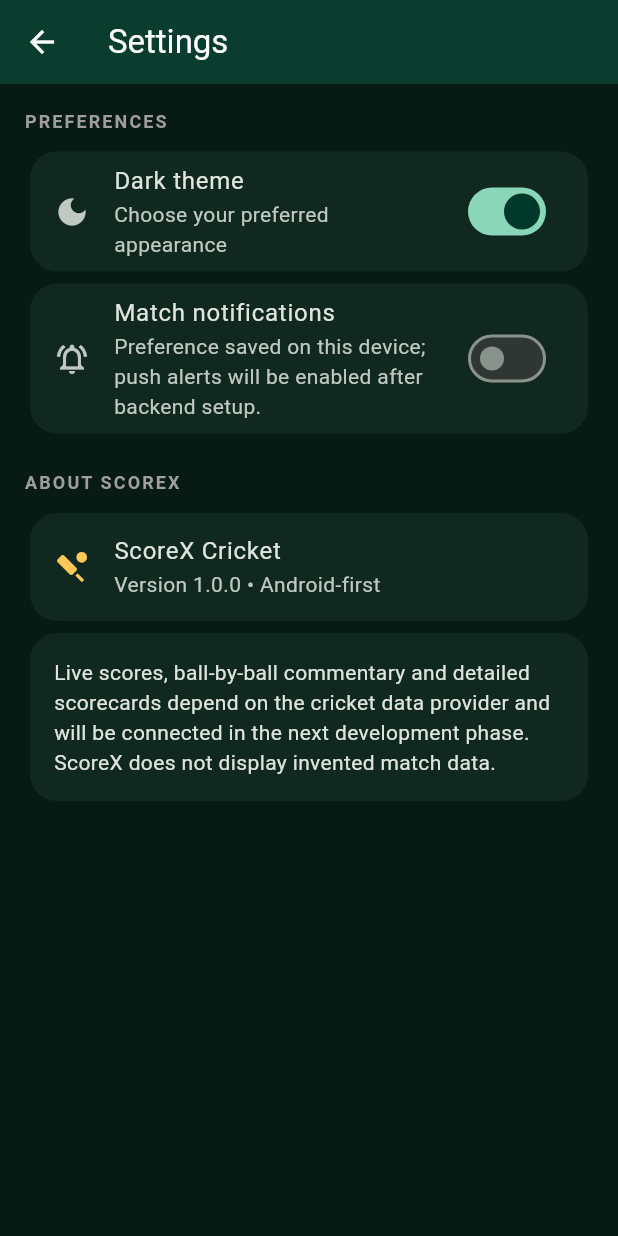
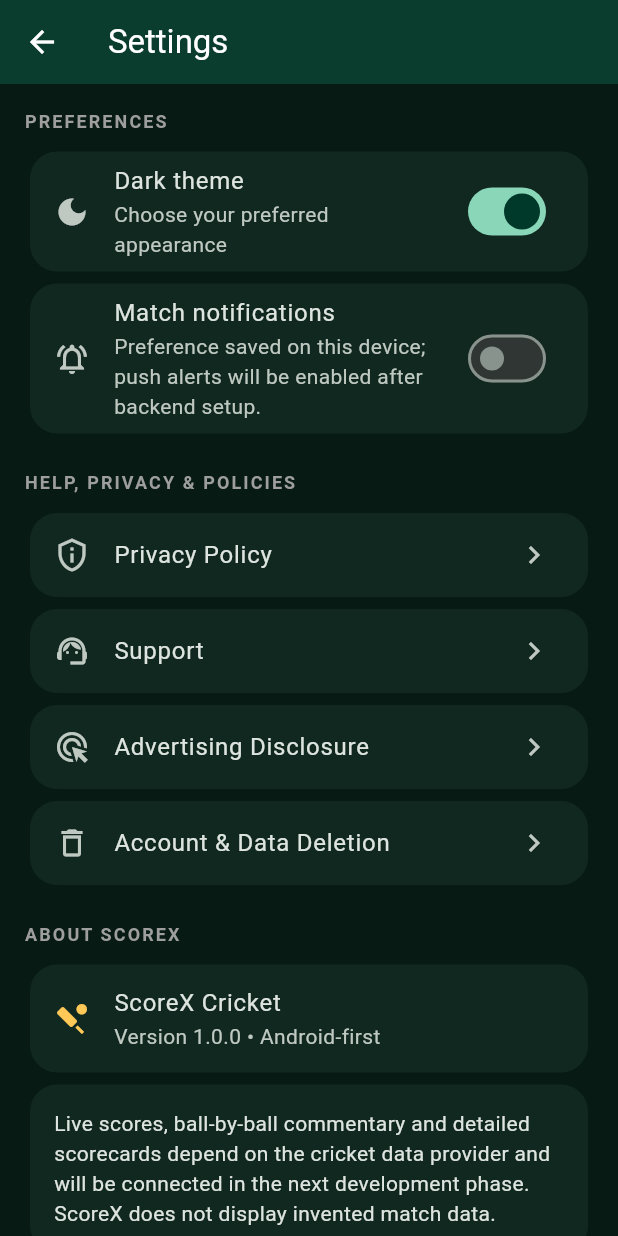
Before and after one commit to wwwpan206mr-bot/ScoreX, a Flutter app: the screen it shows after launch, after a tap on "App settings", on a phone screen of 412 x 824 dp. Run offline on Flutter 3.47's test engine with Material 3 defaults, Android fonts, the phone set to English and light mode, and no system bars; our stand-ins replace shared_preferences.

Commit message:
Link legal and support screens from ScoreX settings

```diff
--- a/lib/main.dart
+++ b/lib/main.dart
@@ -4,6 +4,7 @@
 import 'screens/cricket_match_centre.dart';
 import 'screens/fixtures_calendar.dart';
 import 'screens/advanced_analytics.dart';
+import 'screens/legal_pages.dart';
 
 void main() => runApp(const ScoreXApp());
 
@@ -458,6 +459,22 @@
             ),
           ),
           const SizedBox(height: 20),
+          const Text('HELP, PRIVACY & POLICIES', style: TextStyle(fontSize: 12, letterSpacing: 1.4, color: Colors.grey, fontWeight: FontWeight.bold)),
+          const SizedBox(height: 8),
+          ...[
+            (label: 'Privacy Policy', icon: Icons.privacy_tip_outlined, topic: ScoreXLegalTopic.privacy),
+            (label: 'Support', icon: Icons.support_agent, topic: ScoreXLegalTopic.support),
+            (label: 'Advertising Disclosure', icon: Icons.ads_click_outlined, topic: ScoreXLegalTopic.advertising),
+            (label: 'Account & Data Deletion', icon: Icons.delete_outline, topic: ScoreXLegalTopic.deletion),
+          ].map((item) => Card(child: ListTile(
+            leading: Icon(item.icon),
+            title: Text(item.label),
+            trailing: const Icon(Icons.chevron_right),
+            onTap: () => Navigator.of(context).push(MaterialPageRoute<void>(
+              builder: (_) => ScoreXLegalPage(topic: item.topic),
+            )),
+          ))),
+          const SizedBox(height: 20),
           const Text('ABOUT SCOREX', style: TextStyle(fontSize: 12, letterSpacing: 1.4, color: Colors.grey, fontWeight: FontWeight.bold)),
           const SizedBox(height: 8),
           const Card(
```
